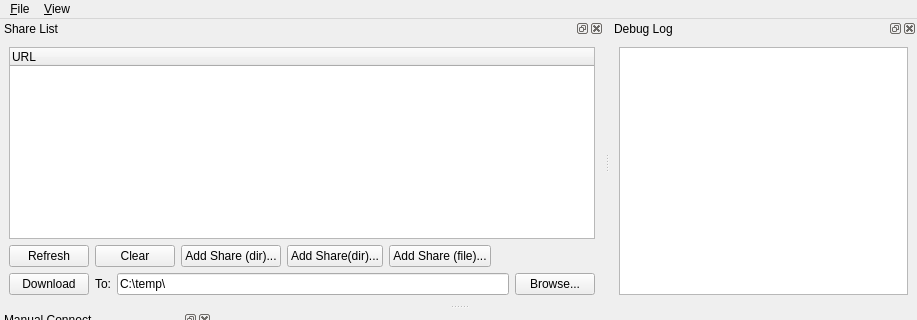
Qt form src/qt-gui/MainWindow.ui (MrHacky/uftt) before a commit; both pictures show x 0 to 917 and y 0 to 320 of the 917 by 593 pixel window.
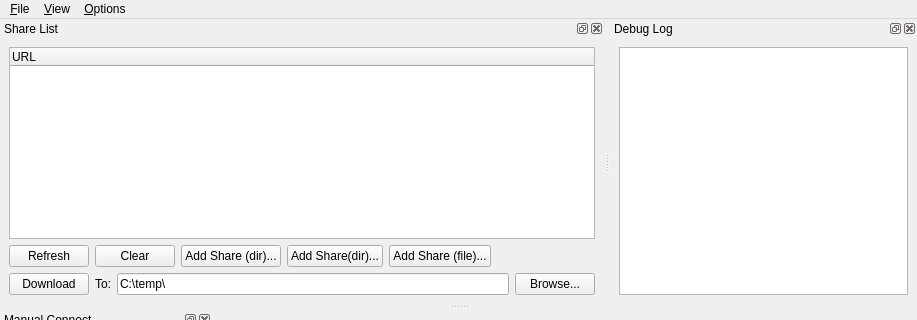
The same form after that commit. Custom widgets are drawn as their Qt base class.

Diff of the .ui file:
```diff
--- a/src/qt-gui/MainWindow.ui
+++ b/src/qt-gui/MainWindow.ui
@@ -53,8 +53,15 @@
      <string>&amp;View</string>
     </property>
    </widget>
+   <widget class="QMenu" name="menu_Options" >
+    <property name="title" >
+     <string>&amp;Options</string>
+    </property>
+    <addaction name="actionEnableAutoupdate" />
+   </widget>
    <addaction name="menu_File" />
    <addaction name="menu_View" />
+   <addaction name="menu_Options" />
   </widget>
   <widget class="QDockWidget" name="dockShares" >
    <property name="features" >
```
Left out of the diff: 10 changed lines with no effect on the pictures.
